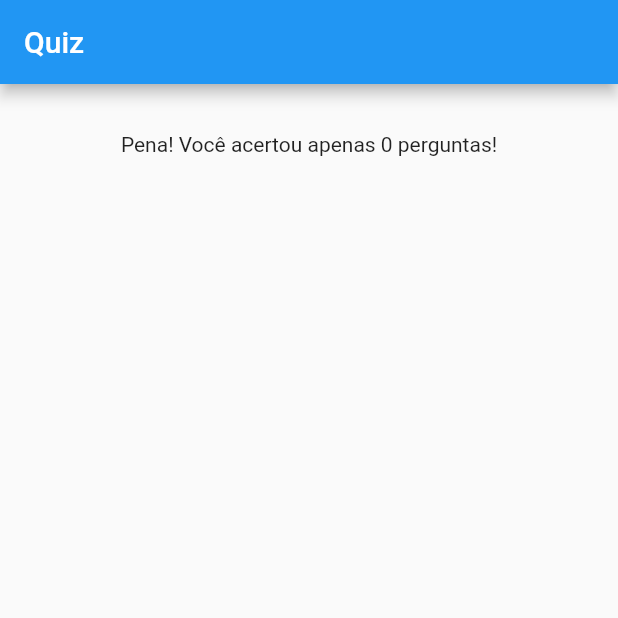
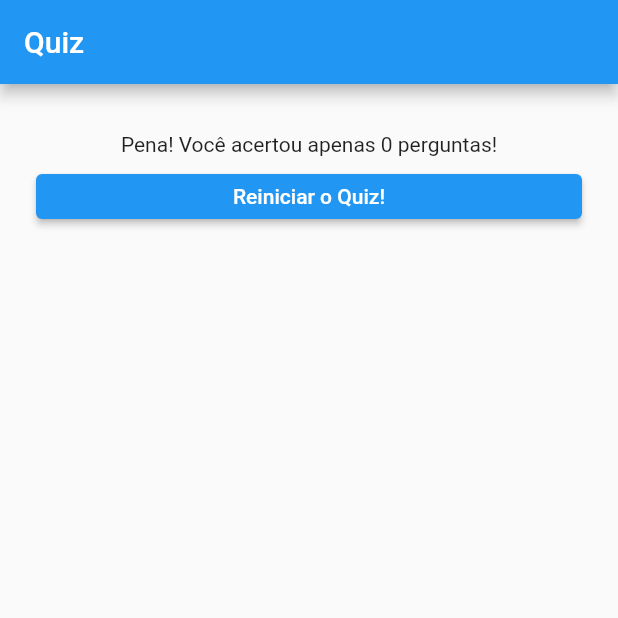
Before and after one commit to fmotamedeiros/flutter, a Flutter app: the screen it shows after launch, after a tap on "Platão", after a tap on "Nauru e China", after a tap on "Getúlio Vargas", on a phone screen of 412 x 824 dp, the top half of it. Run offline on Flutter 3.47's test engine with Material 2 defaults, Android fonts, the phone set to English and light mode, and no system bars.

Commit message:
Finalizando o aplicativo do quiz.

```diff
--- a/counter/pubspec.yaml
+++ b/counter/pubspec.yaml
@@ -19,7 +19,7 @@ publish_to: 'none' # Remove this line if you wish to publish to pub.dev
 version: 1.0.0+1
 
 environment:
-  sdk: '>=3.0.3 <4.0.0'
+  sdk: '>=2.19.6 <4.0.0'
 
 # Dependencies specify other packages that your package needs in order to work.
 # To automatically upgrade your package dependencies to the latest versions
--- /dev/null
+++ b/quiz/lib/reset.dart
@@ -0,0 +1,19 @@
+import 'package:flutter/material.dart';
+
+class ResetButton extends StatelessWidget {
+  const ResetButton({super.key, required this.action});
+
+  final void Function() action;
+
+  @override
+  Widget build(BuildContext context) {
+    return Padding(
+      padding: const EdgeInsets.only(left: 24, right: 24, top: 12),
+      child: SizedBox(
+          width: MediaQuery.of(context).size.width,
+          height: 30,
+          child: ElevatedButton(
+              onPressed: action, child: const Text("Reiniciar o Quiz!"))),
+    );
+  }
+}
--- a/quiz/lib/view.dart
+++ b/quiz/lib/view.dart
@@ -3,8 +3,8 @@ import 'package:quiz/answer.dart';
 import 'package:quiz/failure.dart';
 import 'package:quiz/question.dart';
 import 'package:quiz/questions.dart';
+import 'package:quiz/reset.dart';
 import 'package:quiz/success.dart';
-import 'dart:developer';
 
 class Quiz extends StatefulWidget {
   const Quiz({super.key});
@@ -25,15 +25,19 @@ class QuizState extends State<Quiz> {
         var correctAnswer =
             questions.elementAt(currentQuestion)["correctAnswer"] as String;
 
-        log("correctAnswer: $correctAnswer");
-        log("value: $value");
-
         if (correctAnswer == value) {
           correctQuestions++;
         }
       }
 
       currentQuestion++;
+    });
+  }
+
+  void resetQuiz() {
+    setState(() {
+      currentQuestion = 0;
+      correctQuestions = 0;
     });
   }
 
@@ -73,7 +77,8 @@ class QuizState extends State<Quiz> {
                 : [
                     correctQuestions >= 2
                         ? SuccessResult(correctQuestions: correctQuestions)
-                        : FailureResult(correctQuestions: correctQuestions)
+                        : FailureResult(correctQuestions: correctQuestions),
+                    ResetButton(action: resetQuiz)
                   ],
           )),
     );
```
Also changed, not shown: counter/pubspec.lock, quiz/pubspec.lock.
